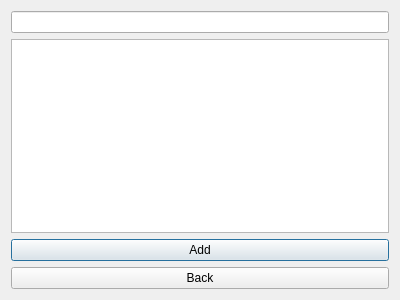
Before: the Qt Designer form scientistbase.ui in AndriM/Vika3, drawn with Qt 5.
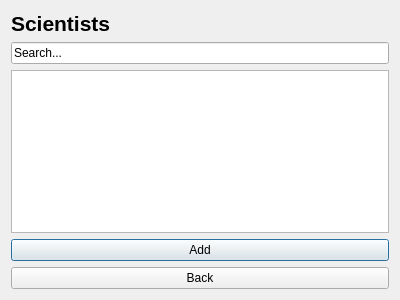
After: the same form once the commit is applied.

```diff
--- a/scientistbase.ui
+++ b/scientistbase.ui
@@ -15,13 +15,31 @@
   </property>
   <layout class="QVBoxLayout" name="verticalLayout">
    <item>
-    <widget class="QLineEdit" name="searchBar"/>
+    <widget class="QLabel" name="label">
+     <property name="font">
+      <font>
+       <pointsize>16</pointsize>
+       <weight>75</weight>
+       <bold>true</bold>
+      </font>
+     </property>
+     <property name="text">
+      <string>Scientists</string>
+     </property>
+    </widget>
    </item>
    <item>
-    <widget class="QTableWidget" name="scientistWidget"/>
+    <widget class="QLineEdit" name="lineEdit">
+     <property name="text">
+      <string>Search...</string>
+     </property>
+    </widget>
    </item>
    <item>
-    <widget class="QPushButton" name="addScientistButton">
+    <widget class="QTableView" name="tableView"/>
+   </item>
+   <item>
+    <widget class="QPushButton" name="pushButton_2">
      <property name="text">
       <string>Add</string>
      </property>
```
Left out of the diff: 2 changed lines with no effect on the pictures.
